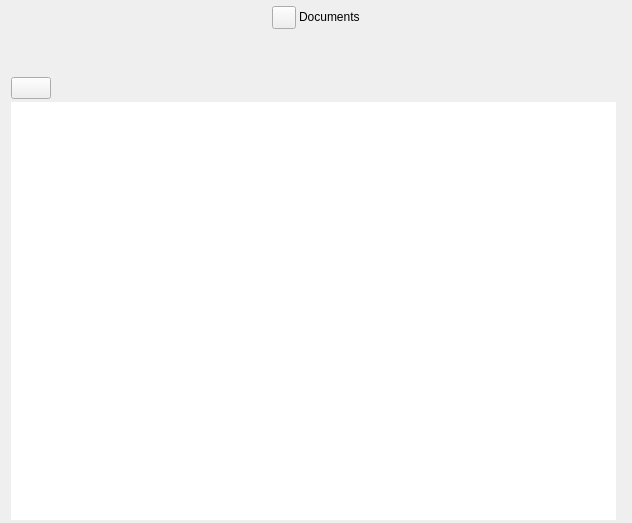
Above: ui/notes_view.ui from zkovari/plotlyst before the change. Below: the same form after it.
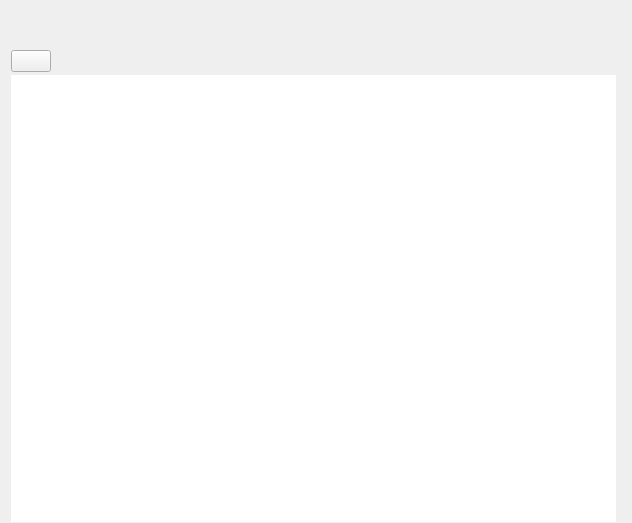
That is the form after the change. The open tabs and pages were chosen to show the change. Custom widgets are drawn as their Qt base class.

Diff of the .ui file:
```diff
--- a/ui/notes_view.ui
+++ b/ui/notes_view.ui
@@ -21,106 +21,14 @@
     <number>10</number>
    </property>
    <property name="topMargin">
-    <number>2</number>
+    <number>0</number>
    </property>
    <property name="rightMargin">
     <number>10</number>
    </property>
    <property name="bottomMargin">
-    <number>2</number>
+    <number>0</number>
    </property>
-   <item>
-    <widget class="QWidget" name="widget" native="true">
-     <property name="sizePolicy">
-      <sizepolicy hsizetype="Preferred" vsizetype="Maximum">
-       <horstretch>0</horstretch>
-       <verstretch>0</verstretch>
-      </sizepolicy>
-     </property>
-     <layout class="QHBoxLayout" name="horizontalLayout">
-      <property name="spacing">
-       <number>3</number>
-      </property>
-      <property name="leftMargin">
-       <number>2</number>
-      </property>
-      <property name="topMargin">
-       <number>4</number>
-      </property>
-      <property name="rightMargin">
-       <number>2</number>
-      </property>
-      <property name="bottomMargin">
-       <number>4</number>
-      </property>
-      <item>
-       <spacer name="horizontalSpacer_2">
-        <property name="orientation">
-         <enum>Qt::Horizontal</enum>
-        </property>
-        <property name="sizeHint" stdset="0">
-         <size>
-          <width>40</width>
-          <height>20</height>
-         </size>
-        </property>
-       </spacer>
-      </item>
-      <item>
-       <widget class="QToolButton" name="btnDocuments">
-        <property name="text">
-         <string/>
-        </property>
-        <property name="transparent" stdset="0">
-         <bool>true</bool>
-        </property>
-       </widget>
-      </item>
-      <item>
-       <widget class="QLabel" name="lblTitle">
-        <property name="sizePolicy">
-         <sizepolicy hsizetype="Preferred" vsizetype="Maximum">
-          <horstretch>0</horstretch>
-          <verstretch>0</verstretch>
-         </sizepolicy>
-        </property>
-        <property name="text">
-         <string>Documents</string>
-        </property>
-       </widget>
-      </item>
-      <item>
-       <spacer name="horizontalSpacer_3">
-        <property name="orientation">
-         <enum>Qt::Horizontal</enum>
-        </property>
-        <property name="sizeHint" stdset="0">
-         <size>
-          <width>40</width>
-          <height>20</height>
-         </size>
-        </property>
-       </spacer>
-      </item>
-     </layout>
-    </widget>
-   </item>
-   <item>
-    <spacer name="verticalSpacer">
-     <property name="orientation">
-      <enum>Qt::Vertical</enum>
-     </property>
-     <property name="sizeType">
-      <enum>QSizePolicy::Fixed</enum>
-     </property>
-     <property name="sizeHint" stdset="0">
-      <size>
-       <width>20</width>
-       <height>40</height>
-      </size>
-     </property>
-    </spacer>
-   </item>
    <item>
     <widget class="QSplitter" name="splitter">
      <property name="orientation">
@@ -139,6 +47,9 @@
         <height>16777215</height>
        </size>
       </property>
+      <property name="navbar" stdset="0">
+       <bool>false</bool>
+      </property>
       <layout class="QVBoxLayout" name="verticalLayout_3">
        <property name="spacing">
         <number>3</number>
@@ -147,7 +58,7 @@
         <number>1</number>
        </property>
        <property name="topMargin">
-        <number>1</number>
+        <number>50</number>
        </property>
        <property name="rightMargin">
         <number>1</number>
@@ -244,9 +155,12 @@
        </sizepolicy>
       </property>
       <property name="currentIndex">
-       <number>1</number>
+       <number>0</number>
       </property>
       <widget class="QWidget" name="docEditorPage">
+       <property name="relaxed-white-bg" stdset="0">
+        <bool>true</bool>
+       </property>
        <layout class="QVBoxLayout" name="verticalLayout_4">
         <property name="spacing">
          <number>1</number>
@@ -266,6 +180,9 @@
        </layout>
       </widget>
       <widget class="QWidget" name="customEditorPage">
+       <property name="relaxed-white-bg" stdset="0">
+        <bool>true</bool>
+       </property>
        <layout class="QVBoxLayout" name="verticalLayout_2">
         <property name="spacing">
          <number>3</number>
```
